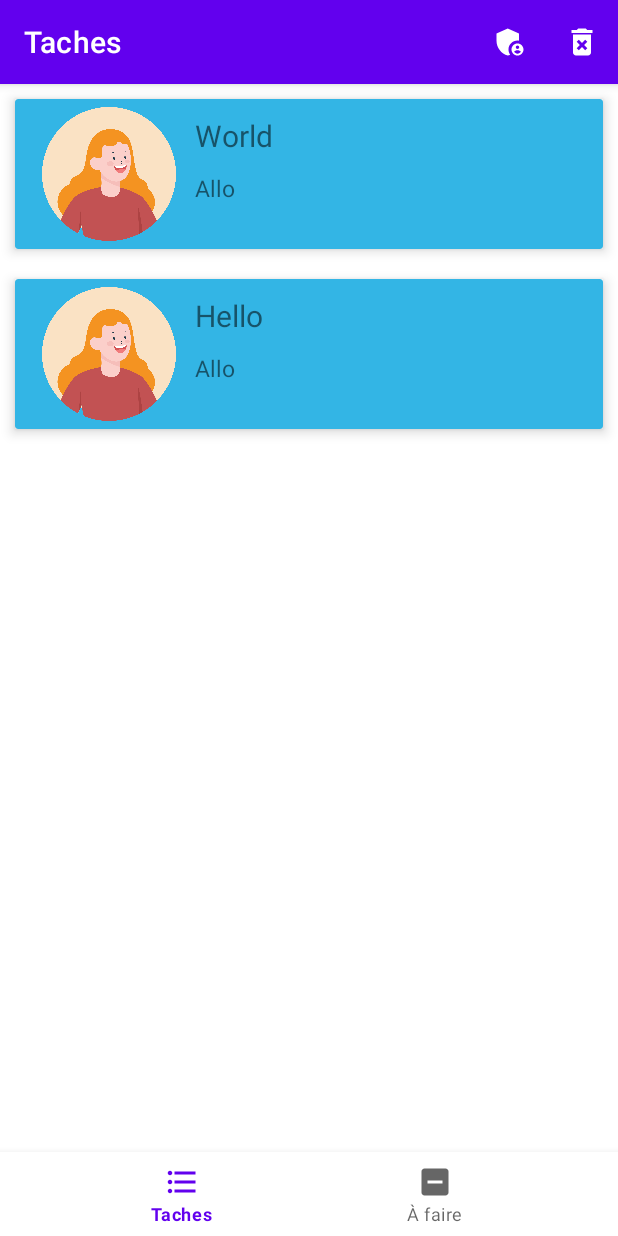
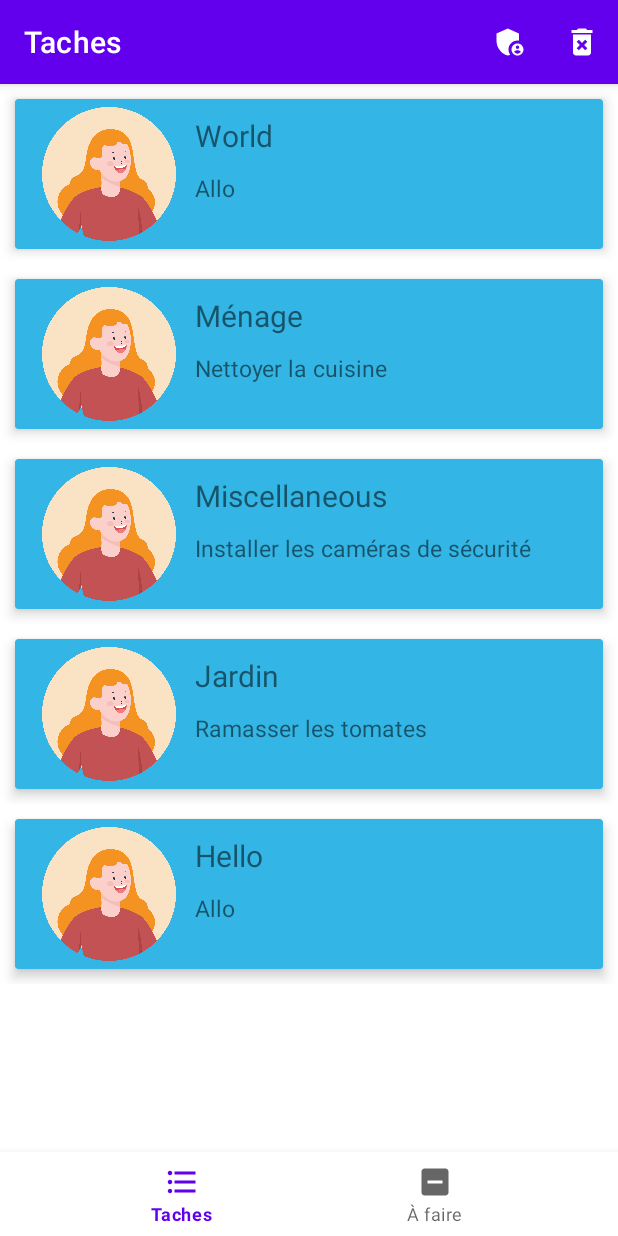
Before and after one commit to levydanqc/TodoApp, an Android app: the screen it shows after launch (MainActivity), on a phone screen of 412 x 824 dp. Run offline under Robolectric (Android 15) with nearby library versions, the phone set to English and light mode, and no system bars; our stand-ins replace Room's generated code, navigation-ui.

Commit message:
Peuplement de la bd au démarrage.

```diff
--- a/app/src/main/java/com/danlevy/todo/MainActivity.java
+++ b/app/src/main/java/com/danlevy/todo/MainActivity.java
@@ -46,16 +46,15 @@ public class MainActivity extends AppCompatActivity implements View.OnClickListe
         fab.setOnClickListener(this);
 
         mDb = TodoRoomDatabase.getDatabase(this);
-//        AppExecutors.getInstance().diskIO().execute(new Runnable() {
-//            @Override
-//            public void run() {
-//                if (mDb.todoDao().count() > 0) {
-//                    findViewById(R.id.tv_notodo).setVisibility(View.INVISIBLE);
-//                } else {
-//                    findViewById(R.id.tv_notodo).setVisibility(View.VISIBLE);
-//                }
-//            }
-//        });
+        AppExecutors.getInstance().diskIO().execute(new Runnable() {
+            @Override
+            public void run() {
+                mDb.todoDao().deleteAll();
+                mDb.todoDao().insert(new Tache("Ménage", "Nettoyer la cuisine"));
+                mDb.todoDao().insert(new Tache("Miscellaneous", "Installer les caméras de sécurité"));
+                mDb.todoDao().insert(new Tache("Jardin", "Ramasser les tomates"));
+            }
+        });
 
         BottomNavigationView navView = findViewById(R.id.nav_view);
         AppBarConfiguration appBarConfiguration = new AppBarConfiguration.Builder(
```
